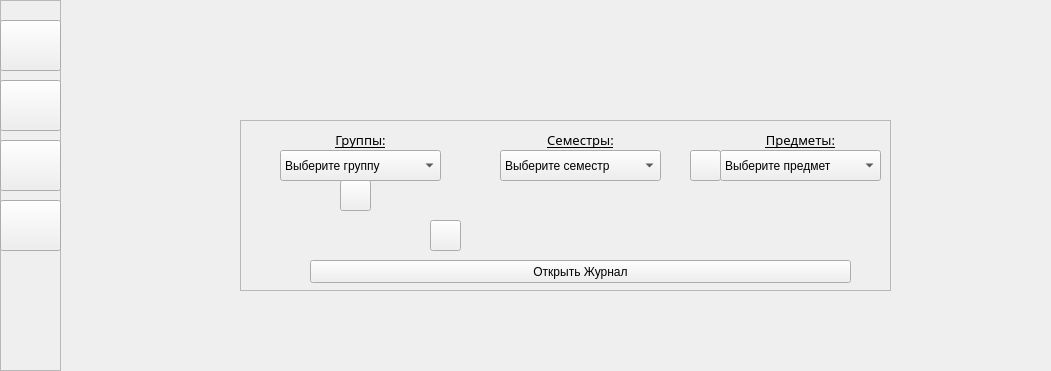
Before: the Qt Designer form gui/ui/main_window.ui in frrusi/portal-parser, drawn with Qt 5.
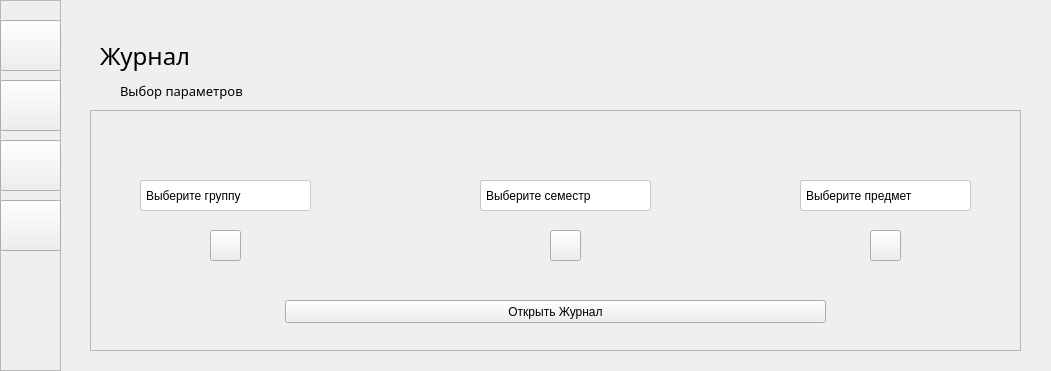
After: the same form once the commit is applied. The open tabs and pages were chosen to show the change. Icons and pictures are not drawn.

The edit to the form file:
```diff
--- a/gui/ui/main_window.ui
+++ b/gui/ui/main_window.ui
@@ -14,50 +14,61 @@
    <string>MainWindow</string>
   </property>
   <property name="styleSheet">
-   <string notr="true">QWidget[objectName=&quot;profile_page&quot;] { background-color: #f6f8fa; }
-QWidget[objectName=&quot;journal_page&quot;] { background-color: #f6f8fa; }
-QWidget[objectName=&quot;settings_page&quot;] { background-color: #f6f8fa; }
-QWidget[objectName=&quot;help_page&quot;] { background-color: #f6f8fa; }
+   <string notr="true">QWidget[objectName=&quot;profile_page&quot;],
+QWidget[objectName=&quot;journal_page&quot;],
+QWidget[objectName=&quot;settings_page&quot;],
+QWidget[objectName=&quot;help_page&quot;],
 QWidget[objectName=&quot;change_page&quot;] { background-color: #f6f8fa; }
 
 
-QFrame[objectName=&quot;navigation_bar&quot;] { background-color: #19202e }
-QFrame[objectName=&quot;main_information&quot;] { background-color: #ffffff }
+QFrame[objectName=&quot;main_information&quot;],
+QFrame[objectName=&quot;journal_choice&quot;],
+QFrame[objectName=&quot;change_object&quot;],
+QFrame[objectName=&quot;settings_program_frame&quot;],
+QFrame[objectName=&quot;about_program_frame&quot;],
 QFrame[objectName=&quot;about_me_main&quot;] { background-color: #ffffff }
-QFrame[objectName=&quot;about_me_secondary&quot; ]{ border-top: 1px solid #f7f7f7;  border-bottom: 1px solid #f7f7f7; }
-QFrame[objectName=&quot;journal_choice&quot;] { background-color: #ffffff }
-QFrame[objectName=&quot;change_object&quot;] { background-color: #ffffff }
 
 
-QPushButton[objectName=&quot;profile_menu&quot;] { background: transparent; }
-QPushButton[objectName=&quot;journal_menu&quot;] { background: transparent; }  
-QPushButton[objectName=&quot;settings_menu&quot;] { background: transparent; }  
-QPushButton[objectName=&quot;help_menu&quot;] { background: transparent; }  
-QPushButton[objectName=&quot;image_change&quot;] { background: transparent; }
-QPushButton[objectName=&quot;group_sync&quot;] { background: transparent; }  
-QPushButton[objectName=&quot;semester_sync&quot;] { background: transparent; }  
-QPushButton[objectName=&quot;subject_sync&quot;] { background: transparent; }    
+QFrame[objectName=&quot;navigation_bar&quot;] { background-color: #19202e }
+
+
+QFrame[objectName=&quot;about_me_secondary&quot; ] { border-top: 1px solid #f7f7f7;  border-bottom: 1px solid #f7f7f7; }
+
+
+QPushButton[objectName=&quot;profile_menu&quot;],
+QPushButton[objectName=&quot;journal_menu&quot;],
+QPushButton[objectName=&quot;settings_menu&quot;],
+QPushButton[objectName=&quot;help_menu&quot;],
+QPushButton[objectName=&quot;image_change&quot;],
+QPushButton[objectName=&quot;group_sync&quot;],
+QPushButton[objectName=&quot;semester_sync&quot;],
+QPushButton[objectName=&quot;subject_sync&quot;] { background: transparent; }
+
+
 QPushButton[objectName=&quot;settings&quot;] {
 	 background: transparent;
 	 border: 2px solid #474b51;
 	 border-radius: 5px;
 	 color: #474b51; 
 }
+
 QPushButton[objectName=&quot;settings&quot;]:hover {
 	border: 2px solid #474b51;
 	border-radius: 7px;
 	background-color: #474b51;
 	color: white;
 }
+
 QPushButton[objectName=&quot;settings&quot;]:pressed {
 	border: 2px solid #474b51;
 	border-radius: 7px;
 	background-color: #474b51;
 	color: white;
 }
+
 QPushButton[objectName=&quot;journal_open&quot;] {
 	 background: transparent;
-	 border: 1px solid #f9f9f9;
+	 border: 1px solid #c1c3d0;
 	 border-radius: 5px;
 	 color: #474b51; 
 }
@@ -107,6 +118,25 @@
 	background-color: #c1c3d0;
 	color: white;
 }
+QPushButton[objectName=&quot;path_db_button&quot;] {
+	 background: transparent;
+	 border: 2px solid #f7f7f7;
+	 border-radius: 5px;
+	 color: #474b51; 
+}
+QPushButton[objectName=&quot;path_db_button&quot;]:hover {
+	border: 2px solid #c1c3d0;
+	border-radius: 7px;
+	background-color: #c1c3d0;
+	color: white;
+}
+QPushButton[objectName=&quot;path_db_button&quot;]:pressed {
+	border: 2px solid #c1c3d0;
+	border-radius: 7px;
+	background-color: #c1c3d0;
+	color: white;
+}
+
 
 
 QLabel[objectName=&quot;date&quot;] { color: #c8c8c8; }
@@ -118,7 +148,9 @@
 QLabel[objectName=&quot;group_title&quot;] { color: #c8c8c8 }
 QLabel[objectName=&quot;semester_title&quot;] { color: #c8c8c8 }
 QLabel[objectName=&quot;subject_title&quot;] { color: #c8c8c8 }
-QLabel[objectName=&quot;settings_subtitle&quot;] { color: #6c6d72 }
+QLabel[objectName=&quot;settings_user_subtitle&quot;],
+QLabel[objectName=&quot;about_program_subtitle&quot;],
+QLabel[objectName=&quot;journal_subtitle&quot;], QLabel[objectName=&quot;settings_program_subtitle&quot;] { color: #6c6d72 }
 QLabel[objectName=&quot;image&quot;] {
 	border-radius: 65px;
 	min-height: 130px;
@@ -133,7 +165,66 @@
 QLineEdit[objectName=&quot;email_entry&quot;] { border: 1px solid #f7f7f7; border-radius: 4px;}
 QLineEdit[objectName=&quot;email_entry&quot;]:hover { border: 1px solid #c1c3d0;  border-radius: 4px;}
 QLineEdit[objectName=&quot;password_entry&quot;] { border: 1px solid #f7f7f7; border-radius: 4px;}
-QLineEdit[objectName=&quot;password_entry&quot;]:hover { border: 1px solid #c1c3d0;  border-radius: 4px;}</string>
+QLineEdit[objectName=&quot;password_entry&quot;]:hover { border: 1px solid #c1c3d0;  border-radius: 4px;}
+QLineEdit[objectName=&quot;path_db_line&quot;] { border: 1px solid #f7f7f7; border-radius: 4px;}
+QLineEdit[objectName=&quot;path_db_line&quot;]:hover { border: 1px solid #c1c3d0;  border-radius: 4px;}
+
+
+
+QComboBox {
+    border: 1px solid #c8c8c8;
+    border-radius: 3px;
+    padding: 1px 18px 1px 3px;
+    min-width: 6em;
+}
+
+QComboBox:editable {
+    background: white;
+}
+
+QComboBox:!editable, QComboBox::drop-down:editable {
+     background: white;
+}
+
+/* QComboBox gets the &quot;on&quot; state when the popup is open */
+QComboBox:!editable:on, QComboBox::drop-down:editable:on {
+    background: white;
+}
+
+QComboBox:on { /* shift the text when the popup opens */
+    padding-top: 3px;
+    padding-left: 4px;
+}
+
+QComboBox::drop-down {
+    subcontrol-origin: padding;
+    subcontrol-position: top right;
+    width: 15px;
+
+    border-left-width: 1px;
+    border-left-color: white;
+    border-left-style: solid; /* just a single line */
+    border-top-right-radius: 3px; /* same radius as the QComboBox */
+    border-bottom-right-radius: 3px;
+}
+
+QComboBox::down-arrow {
+	padding: 0px 5px 0px 0px;
+    image: url(D:/portal-parser/icons/down-arrow.png);
+}
+
+QComboBox::down-arrow:on { /* shift the arrow when popup is open */
+    top: 1px;
+    left: 1px;
+}
+
+QComboBox QAbstractItemView {
+    border: 1px solid #c8c8c8;
+	color: black;
+	selection-color: black;
+    selection-background-color: #c8c8c8;
+	min-height: 50px;
+}</string>
   </property>
   <widget class="QWidget" name="centralwidget">
    <widget class="QStackedWidget" name="stackedWidget">
@@ -586,10 +677,10 @@
      <widget class="QFrame" name="journal_choice">
       <property name="geometry">
        <rect>
-        <x>180</x>
-        <y>120</y>
-        <width>651</width>
-        <height>171</height>
+        <x>30</x>
+        <y>110</y>
+        <width>931</width>
+        <height>241</height>
        </rect>
       </property>
       <property name="frameShape">
@@ -601,12 +692,18 @@
       <widget class="QComboBox" name="group_choice">
        <property name="geometry">
         <rect>
-         <x>40</x>
-         <y>30</y>
-         <width>161</width>
+         <x>50</x>
+         <y>70</y>
+         <width>171</width>
          <height>31</height>
         </rect>
        </property>
+       <property name="styleSheet">
+        <string notr="true"/>
+       </property>
+       <property name="editable">
+        <bool>true</bool>
+       </property>
        <item>
         <property name="text">
          <string>Выберите группу</string>
@@ -631,8 +728,8 @@
       <widget class="QPushButton" name="group_sync">
        <property name="geometry">
         <rect>
-         <x>100</x>
-         <y>60</y>
+         <x>120</x>
+         <y>120</y>
          <width>31</width>
          <height>31</height>
         </rect>
@@ -647,25 +744,31 @@
       <widget class="QComboBox" name="semester_choice">
        <property name="geometry">
         <rect>
-         <x>260</x>
-         <y>30</y>
-         <width>161</width>
+         <x>390</x>
+         <y>70</y>
+         <width>171</width>
          <height>31</height>
         </rect>
        </property>
+       <property name="styleSheet">
+        <string notr="true"/>
+       </property>
+       <property name="editable">
+        <bool>true</bool>
+       </property>
        <item>
         <property name="text">
          <string>Выберите семестр</string>
         </property>
        </item>
       </widget>
-      <widget class="QLabel" name="semester_title">
+      <widget class="QLabel" name="semester_icon">
        <property name="geometry">
         <rect>
-         <x>260</x>
-         <y>10</y>
-         <width>161</width>
-         <height>20</height>
+         <x>460</x>
+         <y>30</y>
+         <width>31</width>
+         <height>31</height>
         </rect>
        </property>
        <property name="font">
@@ -679,7 +782,13 @@
         <string notr="true"/>
        </property>
        <property name="text">
-        <string>Семестры:</string>
+        <string/>
+       </property>
+       <property name="pixmap">
+        <pixmap>../../icons/journal_semester.png</pixmap>
+       </property>
+       <property name="scaledContents">
+        <bool>true</bool>
        </property>
        <property name="alignment">
         <set>Qt::AlignCenter</set>
@@ -688,15 +797,18 @@
       <widget class="QComboBox" name="subject_choice">
        <property name="geometry">
         <rect>
-         <x>480</x>
-         <y>30</y>
-         <width>161</width>
+         <x>710</x>
+         <y>70</y>
+         <width>171</width>
          <height>31</height>
         </rect>
        </property>
        <property name="styleSheet">
         <string notr="true"/>
        </property>
+       <property name="editable">
+        <bool>true</bool>
+       </property>
        <item>
         <property name="text">
          <string>Выберите предмет</string>
@@ -711,8 +823,8 @@
       <widget class="QPushButton" name="subject_sync">
        <property name="geometry">
         <rect>
-         <x>450</x>
-         <y>30</y>
+         <x>780</x>
+         <y>120</y>
          <width>31</width>
          <height>31</height>
         </rect>
@@ -727,8 +839,8 @@
       <widget class="QPushButton" name="journal_open">
        <property name="geometry">
         <rect>
-         <x>70</x>
-         <y>140</y>
+         <x>195</x>
+         <y>190</y>
          <width>541</width>
          <height>23</height>
         </rect>
@@ -737,79 +849,25 @@
         <string>Открыть Журнал</string>
        </property>
       </widget>
-      <widget class="QLabel" name="subject_title">
-       <property name="geometry">
-        <rect>
-         <x>480</x>
-         <y>10</y>
-         <width>161</width>
-         <height>20</height>
-        </rect>
-       </property>
-       <property name="font">
-        <font>
-         <family>Montserrat Medium</family>
-         <pointsize>10</pointsize>
-         <underline>true</underline>
-        </font>
-       </property>
-       <property name="styleSheet">
-        <string notr="true"/>
-       </property>
-       <property name="text">
-        <string>Предметы:</string>
-       </property>
-       <property name="alignment">
-        <set>Qt::AlignCenter</set>
-       </property>
-      </widget>
-      <widget class="QLabel" name="group_icon">
-       <property name="geometry">
-        <rect>
-         <x>100</x>
-         <y>60</y>
-         <width>31</width>
-         <height>31</height>
-        </rect>
-       </property>
-       <property name="text">
-        <string/>
-       </property>
-       <property name="pixmap">
-        <pixmap>icons/refresh_icon.png</pixmap>
-       </property>
-       <property name="scaledContents">
-        <bool>true</bool>
-       </property>
-      </widget>
-      <widget class="QLabel" name="semester_icon">
-       <property name="geometry">
-        <rect>
-         <x>240</x>
-         <y>30</y>
-         <width>21</width>
-         <height>21</height>
-        </rect>
-       </property>
-       <property name="text">
-        <string/>
-       </property>
-       <property name="pixmap">
-        <pixmap>icons/refresh_icon.png</pixmap>
-       </property>
-       <property name="scaledContents">
-        <bool>true</bool>
-       </property>
-      </widget>
       <widget class="QLabel" name="subject_icon">
        <property name="geometry">
         <rect>
-         <x>450</x>
+         <x>780</x>
          <y>30</y>
          <width>31</width>
          <height>31</height>
         </rect>
        </property>
+       <property name="font">
+        <font>
+         <family>Montserrat Medium</family>
+         <pointsize>10</pointsize>
+         <underline>true</underline>
+        </font>
+       </property>
+       <property name="styleSheet">
+        <string notr="true"/>
+       </property>
        <property name="text">
         <string/>
        </property>
@@ -819,16 +877,76 @@
        <property name="scaledContents">
         <bool>true</bool>
        </property>
+       <property name="alignment">
+        <set>Qt::AlignCenter</set>
+       </property>
       </widget>
       <widget class="QLabel" name="group_title">
        <property name="geometry">
         <rect>
-         <x>40</x>
-         <y>10</y>
-         <width>161</width>
-         <height>20</height>
+         <x>120</x>
+         <y>120</y>
+         <width>31</width>
+         <height>31</height>
         </rect>
        </property>
+       <property name="text">
+        <string/>
+       </property>
+       <property name="pixmap">
+        <pixmap>../../icons/synchronization.png</pixmap>
+       </property>
+       <property name="scaledContents">
+        <bool>true</bool>
+       </property>
+      </widget>
+      <widget class="QLabel" name="semester_sync_icon">
+       <property name="geometry">
+        <rect>
+         <x>460</x>
+         <y>120</y>
+         <width>31</width>
+         <height>31</height>
+        </rect>
+       </property>
+       <property name="text">
+        <string/>
+       </property>
+       <property name="pixmap">
+        <pixmap>../../icons/synchronization.png</pixmap>
+       </property>
+       <property name="scaledContents">
+        <bool>true</bool>
+       </property>
+      </widget>
+      <widget class="QLabel" name="subject_sync_icon">
+       <property name="geometry">
+        <rect>
+         <x>780</x>
+         <y>120</y>
+         <width>31</width>
+         <height>31</height>
+        </rect>
+       </property>
+       <property name="text">
+        <string/>
+       </property>
+       <property name="pixmap">
+        <pixmap>../../icons/synchronization.png</pixmap>
+       </property>
+       <property name="scaledContents">
+        <bool>true</bool>
+       </property>
+      </widget>
+      <widget class="QLabel" name="group_icon">
+       <property name="geometry">
+        <rect>
+         <x>120</x>
+         <y>30</y>
+         <width>31</width>
+         <height>31</height>
+        </rect>
+       </property>
        <property name="font">
         <font>
          <family>Montserrat Medium</family>
@@ -840,15 +958,31 @@
         <string notr="true"/>
        </property>
        <property name="text">
-        <string>Группы:</string>
+        <string/>
        </property>
        <property name="alignment">
         <set>Qt::AlignCenter</set>
        </property>
       </widget>
-      <zorder>group_icon</zorder>
-      <zorder>subject_icon</zorder>
-      <zorder>semester_icon</zorder>
+      <widget class="QPushButton" name="semester_sync">
+       <property name="geometry">
+        <rect>
+         <x>460</x>
+         <y>120</y>
+         <width>31</width>
+         <height>31</height>
+        </rect>
+       </property>
+       <property name="cursor">
+        <cursorShape>PointingHandCursor</cursorShape>
+       </property>
+       <property name="text">
+        <string/>
+       </property>
+      </widget>
+      <zorder>group_sync_icon</zorder>
+      <zorder>subject_sync_icon</zorder>
+      <zorder>semester_sync_icon</zorder>
       <zorder>group_choice</zorder>
       <zorder>group_sync</zorder>
       <zorder>semester_choice</zorder>
@@ -859,20 +993,42 @@
       <zorder>subject_title</zorder>
       <zorder>group_title</zorder>
      </widget>
-     <widget class="QPushButton" name="semester_sync">
+     <widget class="QLabel" name="journal_subtitle">
       <property name="geometry">
        <rect>
-        <x>370</x>
-        <y>220</y>
-        <width>31</width>
-        <height>31</height>
+        <x>60</x>
+        <y>80</y>
+        <width>191</width>
+        <height>21</height>
        </rect>
       </property>
-      <property name="cursor">
-       <cursorShape>PointingHandCursor</cursorShape>
+      <property name="font">
+       <font>
+        <family>Bahnschrift Light</family>
+        <pointsize>10</pointsize>
+       </font>
       </property>
       <property name="text">
-       <string/>
+       <string>Выбор параметров</string>
+      </property>
+     </widget>
+     <widget class="QLabel" name="journal_title">
+      <property name="geometry">
+       <rect>
+        <x>40</x>
+        <y>30</y>
+        <width>281</width>
+        <height>51</height>
+       </rect>
+      </property>
+      <property name="font">
+       <font>
+        <family>Bahnschrift Light</family>
+        <pointsize>18</pointsize>
+       </font>
+      </property>
+      <property name="text">
+       <string>Журнал</string>
       </property>
      </widget>
     </widget>
```
Left out of the diff: 298 changed lines with no effect on the pictures.
